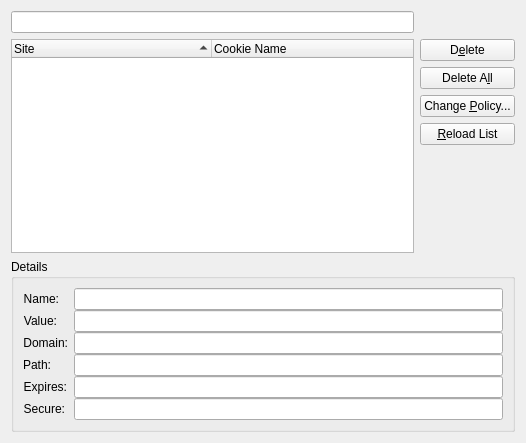
KDE/konqueror, file konqueror/settings/kio/kcookiesmanagement.ui: the form before one commit.
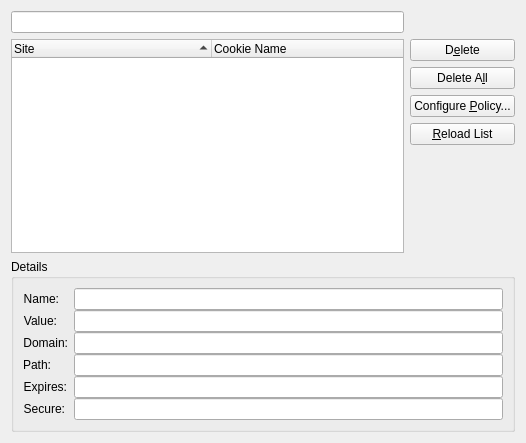
The form after the commit. Custom widgets are drawn as their Qt base class.

Commit message:
- Renamed a button text from "Change Policy" to "Configure Policy" because it   allows you to either add or modify a new policy from the management dialog.
- Enable/disable the policy domain edit and ok button as needed. The user will
  no longer be allowed to change the domain of existing policies.

- Renamed a couple of UI variable name to refelect their actual purpose.

```diff
--- a/konqueror/settings/kio/kcookiesmanagement.ui
+++ b/konqueror/settings/kio/kcookiesmanagement.ui
@@ -67,7 +67,7 @@
    <item row="3" column="1">
     <widget class="QPushButton" name="changePolicyButton">
      <property name="text">
-      <string>Change &amp;Policy...</string>
+      <string>Configure &amp;Policy...</string>
      </property>
     </widget>
    </item>
```
Left out of the diff: 2 changed lines with no effect on the pictures. The commit also changes 4 other files.
